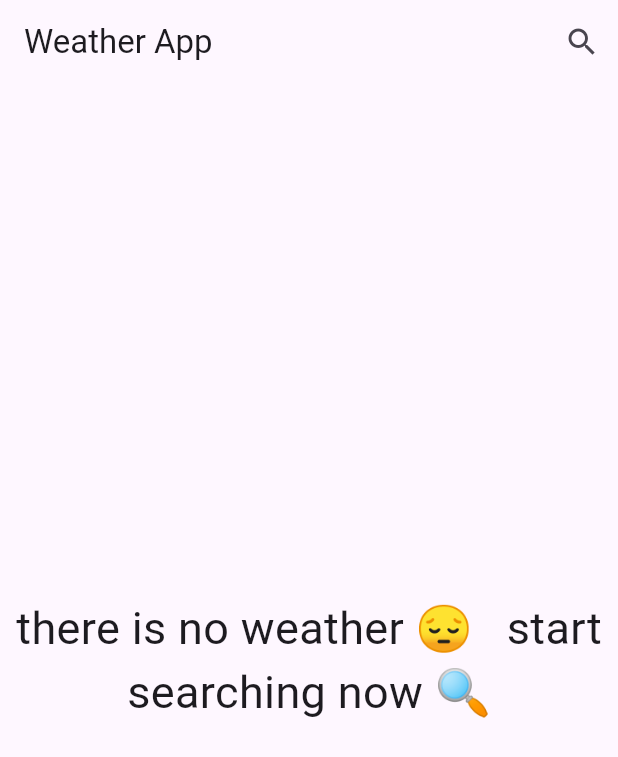
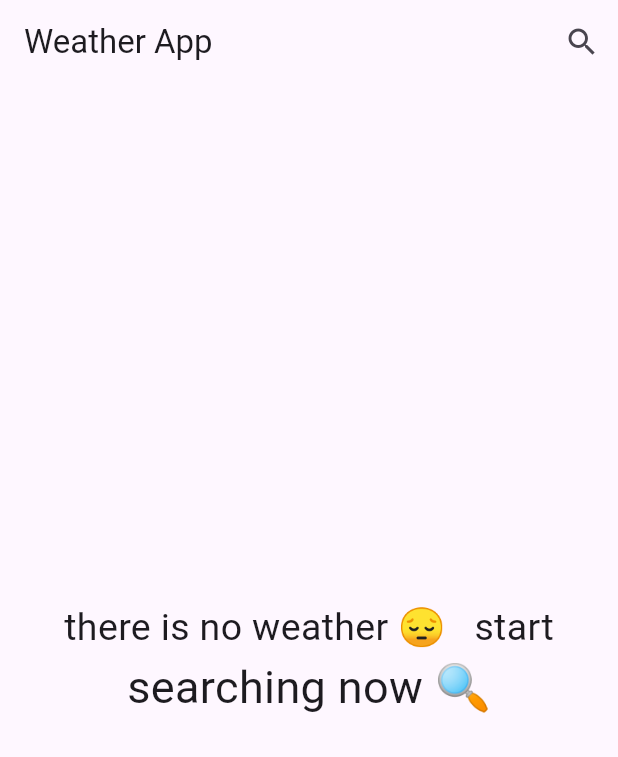
Before and after one commit to suhail021/weather_app, a Flutter app: the screen it shows after launch, on a phone screen of 412 x 824 dp. Shown: the top 757 px of the screen. Run offline on Flutter 3.47's test engine with Material 3 defaults, Android fonts, the phone set to English and light mode, and no system bars; our stand-ins replace flutter_bloc.

Commit message:
make this app mvvm done

```diff
--- a/lib/cubits/weather_cubit.dart/weather_state.dart
+++ b/lib/cubits/weather_cubit.dart/weather_state.dart
@@ -1,5 +1,12 @@
+import 'package:google/models/weather_model.dart';
+
 abstract class WeatherState {}
 class WeatherInitial extends WeatherState {}
+
+
 class WeatherLoading extends WeatherState {}
-class WeatherSuccess extends WeatherState {}
+class WeatherSuccess extends WeatherState {
+  WeatherModel weatherModel ;
+  WeatherSuccess({required this.weatherModel});
+}
 class WeatherFailure extends WeatherState {}
--- a/lib/main.dart
+++ b/lib/main.dart
@@ -5,11 +5,14 @@ import 'package:google/services/weather_service.dart';
 import 'package:google/pages/home_page.dart';
 
 void main() {
-  runApp(BlocProvider(
-     create: (context) {
+  runApp(
+    BlocProvider(
+      create: (context) {
         return WeatherCubit(WeatherService());
       },
-    child: WeatherApp()));
+      child: WeatherApp(),
+    ),
+  );
 }
 
 class WeatherApp extends StatelessWidget {
@@ -17,7 +20,12 @@ class WeatherApp extends StatelessWidget {
   Widget build(BuildContext context) {
     return MaterialApp(
       theme: ThemeData(
-      // primarySwatch: Provider.of<WeatherProvider>(context).weatherData == null ?  Colors.blue : Provider.of<WeatherProvider>(context).weatherData!.getThemeColor()  ,
+        primarySwatch:
+            BlocProvider.of<WeatherCubit>(context).weatherModel == null
+                ? Colors.blue
+                : BlocProvider.of<WeatherCubit>(
+                  context,
+                ).weatherModel!.getThemeColor(),
       ),
       home: HomePage(),
     );
--- a/lib/pages/home_page.dart
+++ b/lib/pages/home_page.dart
@@ -3,6 +3,7 @@ import 'package:flutter_bloc/flutter_bloc.dart';
 import 'package:google/cubits/weather_cubit.dart/weather_cubit.dart';
 import 'package:google/cubits/weather_cubit.dart/weather_state.dart';
 import 'package:google/models/weather_model.dart';
+import 'package:google/pages/search_page.dart';
 
 class HomePage extends StatelessWidget {
   WeatherModel? weatherData;
@@ -11,14 +12,89 @@ class HomePage extends StatelessWidget {
   Widget build(BuildContext context) {
     return Scaffold(
       appBar: AppBar(
-        actions: [IconButton(onPressed: () {}, icon: Icon(Icons.search))],
+        actions: [
+          IconButton(
+            onPressed: () {
+              Navigator.push(
+                context,
+                MaterialPageRoute(
+                  builder: (context) {
+                    return SearchPage();
+                  },
+                ),
+              );
+            },
+            icon: Icon(Icons.search),
+          ),
+        ],
         title: Text('Weather App'),
       ),
-      body: BlocBuilder<WeatherCubit,WeatherState>(
+      body: BlocBuilder<WeatherCubit, WeatherState>(
         builder: (context, state) {
           if (state is WeatherLoading) {
             return Center(child: CircularProgressIndicator());
           } else if (state is WeatherSuccess) {
+            return WeathSuccessBody(weatherData: state.weatherModel);
+          } else if (state is WeatherFailure) {
+            return Center(
+              child: Text("something went wrong please try again ?"),
+            );
+          } else {
+            return Center(
+              child: Column(
+                mainAxisSize: MainAxisSize.min,
+                children: [
+                  Text(
+                    'there is no weather 😔   start',
+                    style: TextStyle(fontSize: 25),
+                  ),
+                  Text('searching now 🔍', style: TextStyle(fontSize: 30)),
+                ],
+              ),
+            );
+          }
+        },
+      ),
+    );
+  }
+}
+
+
+
+
+
+
+
+
+
+
+
+
+
+
+
+
+
+
+
+
+
+
+
+
+
+
+
+
+
+
+class WeathSuccessBody extends StatelessWidget {
+  const WeathSuccessBody({super.key, required this.weatherData});
+
+  final WeatherModel? weatherData;
+
+  @override
+  Widget build(BuildContext context) {
     return Container(
       decoration: BoxDecoration(
         gradient: LinearGradient(
@@ -36,7 +112,7 @@ class HomePage extends StatelessWidget {
         children: [
           const Spacer(flex: 3),
           Text(
-                    "",
+            "${BlocProvider.of<WeatherCubit>(context).cityname}",
             style: TextStyle(fontSize: 32, fontWeight: FontWeight.bold),
           ),
           Text(
@@ -50,10 +126,7 @@ class HomePage extends StatelessWidget {
               Image.asset(weatherData!.getImage()),
               Text(
                 weatherData!.temp.toInt().toString(),
-                        style: TextStyle(
-                          fontSize: 32,
-                          fontWeight: FontWeight.bold,
-                        ),
+                style: TextStyle(fontSize: 32, fontWeight: FontWeight.bold),
               ),
               Column(
                 children: [
@@ -72,26 +145,5 @@ class HomePage extends StatelessWidget {
         ],
       ),
     );
-          } else if (state is WeatherFailure) {
-            return Center(
-              child: Text("something went wrong please try again ?"),
-            );
-          } else {
-            return Center(
-              child: Column(
-                mainAxisSize: MainAxisSize.min,
-                children: [
-                  Text(
-                    'there is no weather 😔   start',
-                    style: TextStyle(fontSize: 30),
-                  ),
-                  Text('searching now 🔍', style: TextStyle(fontSize: 30)),
-                ],
-              ),
-            );
-          }
-        },
-      ),
-    );
   }
 }
--- a/lib/providers/weather_provider.dart
+++ /dev/null
@@ -1,14 +0,0 @@
-import 'package:flutter/cupertino.dart';
-import 'package:google/models/weather_model.dart';
-
-class WeatherProvider extends ChangeNotifier {
-  WeatherModel? _weatherData;
-
-  String? cityName;
-  set weatherData(WeatherModel? weather) {
-    _weatherData = weather;
-    notifyListeners();
-  }
-
-  WeatherModel? get weatherData => _weatherData;
-}
```
Also changed, not shown: lib/cubits/weather_cubit.dart/weather_cubit.dart (+5 -3 lines), lib/pages/search_page.dart (+22 -29 lines). Lines whose indentation alone changed are shown as unchanged.
